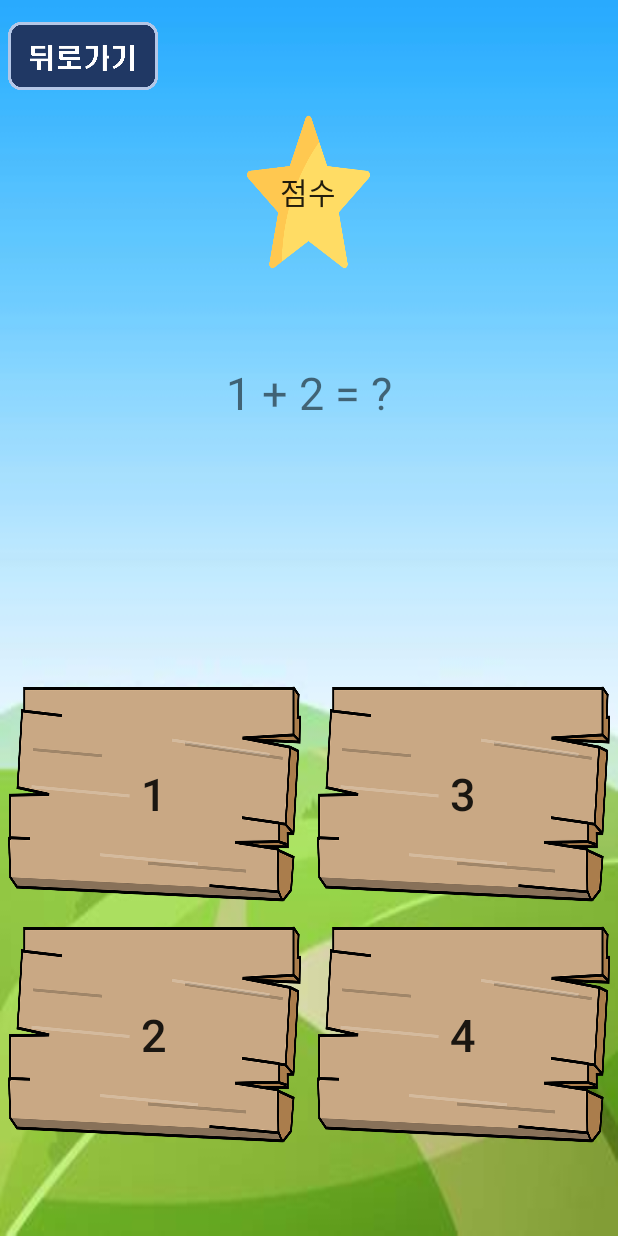
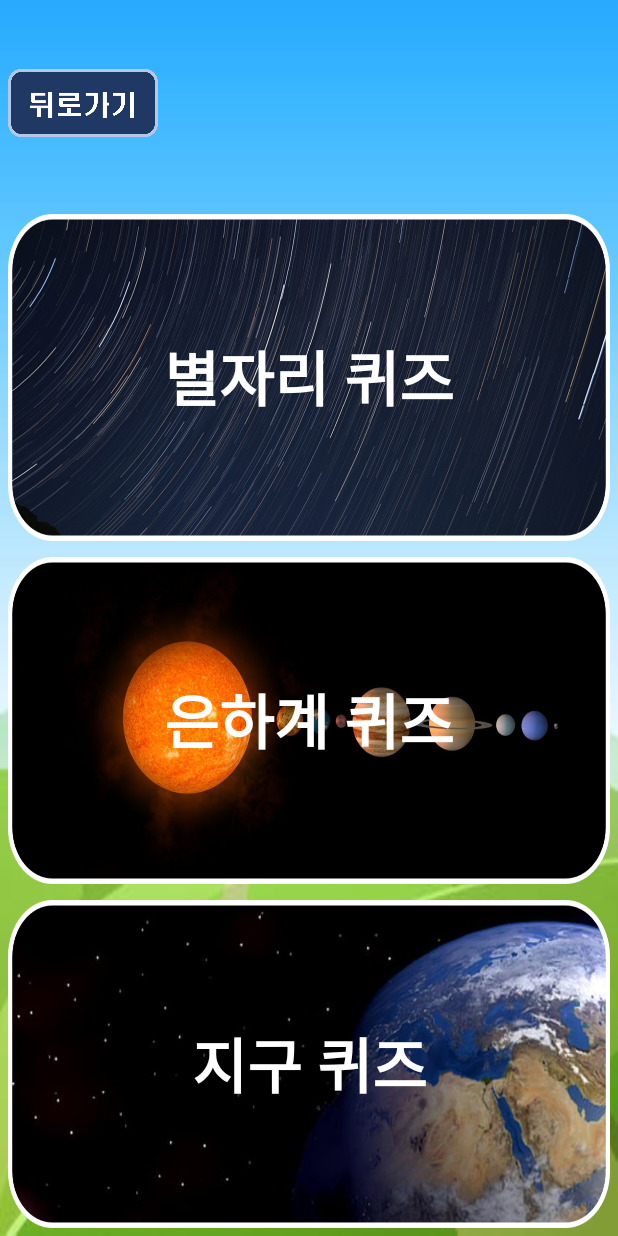
Before and after one commit to yeonun/StarryNight, an Android app: the screen it shows after launch (QuizActivity before the commit, QuizmainActivity after it), after a tap on an icon or button, on a phone screen of 412 x 824 dp. Run offline under Robolectric (Android 15) with nearby library versions, the light colour scheme and no system bars.

Commit message:
add 3 type of quiz mode & onclick event on them
add 3 type of quiz mode ( constellation / galaxy / earth)

```diff
--- a/app/src/main/java/com/example/snkids/QuizActivity.java
+++ b/app/src/main/java/com/example/snkids/GameActivity.java
@@ -23,7 +23,7 @@ import org.json.JSONArray;
 import org.json.JSONException;
 
 
-public class QuizActivity extends Activity {
+public class GameActivity extends Activity {
 
 
     TextView questionTextView;
@@ -49,7 +49,7 @@ public class QuizActivity extends Activity {
     @Override
     protected void onCreate(Bundle savedInstanceState) {
         super.onCreate(savedInstanceState);
-        setContentView(R.layout.activity_quiz);
+        setContentView(R.layout.activity_game);
 
         ImageButton btn_back = findViewById(R.id.btn_back);
         btn_back.setOnClickListener(new View.OnClickListener() {
@@ -69,7 +69,7 @@ public class QuizActivity extends Activity {
         correctImgView = findViewById(R.id.correctImgView);
         IncorrectImgView = findViewById(R.id.IncorrectImgView);
         try {
-            InputStream is = getAssets().open("level/001_001.json");
+            InputStream is = getAssets().open("level/"+QuizmainActivity.jsonFile);
             StringBuilder sb = new StringBuilder();
             BufferedReader br = new BufferedReader(new InputStreamReader(is),1024);
             String line = null;
@@ -83,12 +83,6 @@ public class QuizActivity extends Activity {
             JSONArray problemsJA = jo.getJSONArray("problems");
             for (int i = 0; i < problemsJA.length(); i++) {
                 JSONObject problemJO = problemsJA.getJSONObject(i);
-                //Log.d("app", problemJO.getString("question"));
-                //Log.d("app", problemJO.getString("answer"));
-                //Log.d("app", problemJO.getString("example1"));
-                //Log.d("app", problemJO.getString("example2"));
-                //Log.d("app", problemJO.getString("example3"));
-                //Log.d("app", problemJO.getString("example4"));
 
                 HashMap problem = new HashMap();
                 problem.put("question", problemJO.getString("question"));
--- a/app/src/main/java/com/example/snkids/MainActivity.java
+++ b/app/src/main/java/com/example/snkids/MainActivity.java
@@ -4,7 +4,6 @@ import android.app.Activity;
 import android.content.Intent;
 import android.os.Bundle;
 import android.view.View;
-import android.widget.Button;
 import android.widget.ImageButton;
 
 public class MainActivity extends Activity {
@@ -36,7 +35,7 @@ public class MainActivity extends Activity {
         btn_Quiz.setOnClickListener(new View.OnClickListener() {
             @Override
             public void onClick(View view) {
-                Intent QuizIntent = new Intent(getApplicationContext(), QuizActivity.class);
+                Intent QuizIntent = new Intent(getApplicationContext(), QuizmainActivity.class);
                 startActivity(QuizIntent);
             }
         });
--- /dev/null
+++ b/app/src/main/java/com/example/snkids/QuizmainActivity.java
@@ -0,0 +1,47 @@
+package com.example.snkids;
+
+
+import android.app.Activity;
+import android.content.Intent;
+import android.os.Bundle;
+import android.view.View;
+import android.widget.ImageButton;
+import android.widget.TextView;
+
+
+
+public class QuizmainActivity extends Activity {
+    public static String jsonFile = "001_001.json";
+
+    @Override
+    protected void onCreate(Bundle savedInstanceState) {
+        super.onCreate(savedInstanceState);
+        setContentView(R.layout.activity_quizmain);
+
+        ImageButton btn_back = findViewById(R.id.btn_back);
+        btn_back.setOnClickListener(new View.OnClickListener() {
+            @Override
+            public void onClick(View view) {
+                finish();
+            }
+        });
+    }
+
+    public void constellationquizbtnClicked(View v) {
+        QuizmainActivity.jsonFile = "001_001.json";
+        Intent intent = new Intent(getApplicationContext(), GameActivity.class);
+        startActivity(intent);
+    }
+
+    public void galaxiesquizbtnClicked(View v) {
+        QuizmainActivity.jsonFile = "001_002.json";
+        Intent intent = new Intent(getApplicationContext(), GameActivity.class);
+        startActivity(intent);
+    }
+
+    public void earthquizbtnClicked(View v) {
+        QuizmainActivity.jsonFile = "001_003.json";
+        Intent intent = new Intent(getApplicationContext(), GameActivity.class);
+        startActivity(intent);
+    }
+}
--- a/app/src/main/res/layout/activity_quiz.xml
+++ b/app/src/main/res/layout/activity_game.xml
@@ -1,12 +1,11 @@
 <?xml version="1.0" encoding="utf-8"?>
 <LinearLayout xmlns:android="http://schemas.android.com/apk/res/android"
-    xmlns:app="http://schemas.android.com/apk/res-auto"
     xmlns:tools="http://schemas.android.com/tools"
     android:layout_width="match_parent"
     android:layout_height="match_parent"
     android:background="@drawable/quizbackgroundimg"
     android:orientation="vertical"
-    tools:context=".QuizActivity">
+    tools:context=".GameActivity">
 
     <LinearLayout
         android:layout_width="match_parent"
--- /dev/null
+++ b/app/src/main/res/layout/activity_quizmain.xml
@@ -0,0 +1,86 @@
+<?xml version="1.0" encoding="utf-8"?>
+<LinearLayout xmlns:android="http://schemas.android.com/apk/res/android"
+    xmlns:tools="http://schemas.android.com/tools"
+    android:layout_width="match_parent"
+    android:layout_height="match_parent"
+    android:background="@drawable/quizbackgroundimg"
+    android:orientation="vertical"
+    tools:context=".QuizmainActivity">
+
+    <LinearLayout
+        android:layout_width="match_parent"
+        android:layout_height="0dp"
+        android:layout_weight="2"
+        android:orientation="horizontal">
+
+        <ImageButton
+            android:id="@+id/btn_back"
+            android:layout_width="0dp"
+            android:layout_height="match_parent"
+            android:layout_margin="5dp"
+            android:layout_weight="1"
+            android:background="#00000000"
+            android:scaleType="fitCenter"
+            android:src="@drawable/back" />
+
+        <TextView
+            android:layout_width="0dp"
+            android:layout_height="match_parent"
+            android:layout_weight="3"
+            android:background="#00000000" />
+    </LinearLayout>
+
+    <LinearLayout
+        android:layout_width="match_parent"
+        android:layout_height="0dp"
+        android:layout_weight="10"
+        android:orientation="vertical">
+
+        <TextView
+            android:id="@+id/constellationquizbtn"
+            android:layout_width="match_parent"
+            android:layout_height="0dp"
+            android:layout_margin="5dp"
+            android:layout_weight="3"
+            android:background="@drawable/constellationquiz"
+            android:clickable="true"
+            android:gravity="center"
+            android:onClick="constellationquizbtnClicked"
+            android:text="별자리 퀴즈"
+            android:textColor="#FFFFFF"
+            android:textSize="40sp"
+            android:textStyle="bold" />
+
+        <TextView
+            android:id="@+id/galaxiesquizbtn"
+            android:layout_width="match_parent"
+            android:layout_height="0dp"
+            android:layout_margin="5dp"
+            android:layout_weight="3"
+            android:background="@drawable/galxyquiz"
+            android:clickable="true"
+            android:gravity="center"
+            android:onClick="galaxiesquizbtnClicked"
+            android:text="은하계 퀴즈"
+            android:textColor="#FFFFFF"
+            android:textSize="40sp"
+            android:textStyle="bold" />
+
+        <TextView
+            android:id="@+id/earthquizbtn"
+            android:layout_width="match_parent"
+            android:layout_height="0dp"
+            android:layout_margin="5dp"
+            android:layout_weight="3"
+            android:background="@drawable/earthquiz"
+            android:clickable="true"
+            android:gravity="center"
+            android:onClick="earthquizbtnClicked"
+            android:text="지구 퀴즈"
+            android:textColor="#FFFFFF"
+            android:textSize="40sp"
+            android:textStyle="bold" />
+    </LinearLayout>
+
+
+</LinearLayout>
```
Also changed, not shown: app/src/main/AndroidManifest.xml (+11 -10 lines), app/src/main/assets/level/001_002.json (added, +84 -0 lines), app/src/main/assets/level/001_003.json (added, +84 -0 lines).
